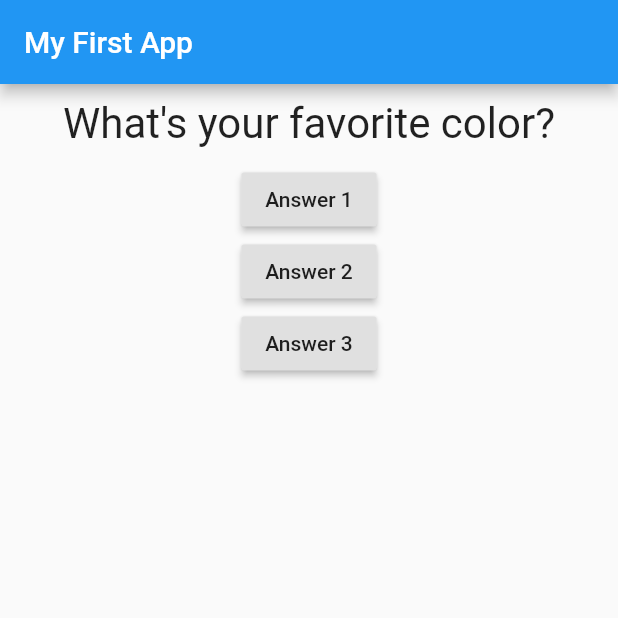
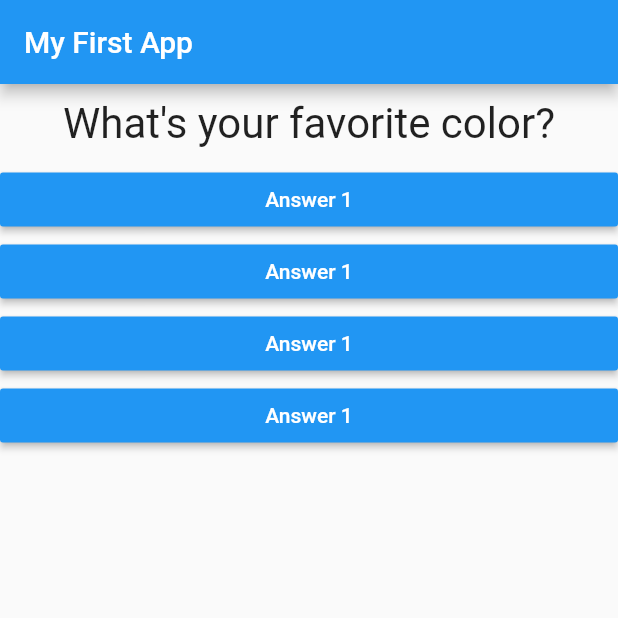
Before and after one commit to luke-mcevoy/flutterSandbox, a Flutter app: the screen it shows after launch, on a phone screen of 412 x 824 dp, the top half of it. Run offline on Flutter 3.47's test engine with Material 2 defaults, Android fonts, the phone set to English and light mode, and no system bars.

Commit message:
Mapping lists to widgets

```diff
--- /dev/null
+++ b/flutterBasics/lib/answer.dart
@@ -0,0 +1,21 @@
+import 'package:flutter/material.dart';
+
+class Answer extends StatelessWidget {
+  final Function selectHandler;
+  final String answerText;
+
+  Answer(this.selectHandler, this.answerText);
+
+  @override
+  Widget build(BuildContext context) {
+    return Container(
+      width: double.infinity,
+      child: RaisedButton(
+        color: Colors.blue,
+        textColor: Colors.white,
+        child: Text('Answer 1'),
+        onPressed: selectHandler,
+      ),
+    );
+  }
+}
--- a/flutterBasics/lib/main.dart
+++ b/flutterBasics/lib/main.dart
@@ -1,6 +1,7 @@
 import 'package:flutter/material.dart';
 
 import './question.dart';
+import './answer.dart';
 
 void main() {
   runApp(MyApp());
@@ -29,8 +30,18 @@ class _MyAppState extends State<MyApp> {
   @override
   Widget build(BuildContext context) {
     var questions = [
-      'What\'s your favorite color?',
-      'What\'s your favorite animal?'
+      {
+        'questionText': 'What\'s your favorite color?',
+        'answers': ['Black', 'Red', 'Green', 'White']
+      },
+      {
+        'questionText': 'What\'s your favorite animal?',
+        'answers': ['Rabbit', 'Snake', 'Elephant', 'Lion']
+      },
+      {
+        'questionText': 'What\'s your favorite car?',
+        'answers': ['Volvo', 'BMW', 'Mercedes-Benz', 'Jeep']
+      }
     ];
     return MaterialApp(
       home: Scaffold(
@@ -40,20 +51,12 @@ class _MyAppState extends State<MyApp> {
         body: Column(
           children: [
             Question(
-              questions[_questionIndex],
+              questions[_questionIndex]['questionText'],
             ),
-            RaisedButton(
-              child: Text('Answer 1'),
-              onPressed: _answerQuestion,
-            ),
-            RaisedButton(
-              child: Text('Answer 2'),
-              onPressed: _answerQuestion,
-            ),
-            RaisedButton(
-              child: Text('Answer 3'),
-              onPressed: _answerQuestion,
-            ),
+            ...(questions[_questionIndex]['answers'] as List<String>)
+                .map((answer) {
+              return Answer(_answerQuestion, answer);
+            }).toList()
           ],
         ),
       ),
```
